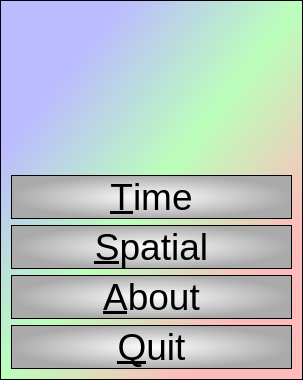
First picture: the form in qtmutualismbreakdownermenudialog.ui, repository richelbilderbeek/korter_project, before the edit.
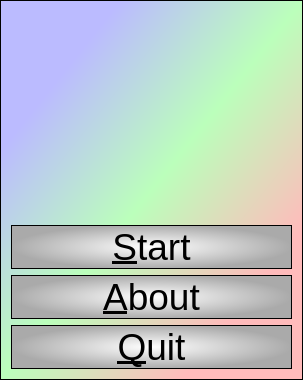
Second picture: the form after the edit. Icons and pictures are not drawn.

Commit message: Remove time plot

What changed in the file:
```diff
--- a/qtmutualismbreakdownermenudialog.ui
+++ b/qtmutualismbreakdownermenudialog.ui
@@ -54,17 +54,7 @@
    <item>
     <widget class="QPushButton" name="button_start_time">
      <property name="text">
-      <string>&amp;Time</string>
-     </property>
-     <property name="flat">
-      <bool>true</bool>
-     </property>
-    </widget>
-   </item>
-   <item>
-    <widget class="QPushButton" name="button_start_spatial">
-     <property name="text">
-      <string>&amp;Spatial</string>
+      <string>&amp;Start</string>
      </property>
      <property name="flat">
       <bool>true</bool>
```
Left out of the diff: 2 changed lines with no effect on the pictures. The commit also changes 9 other files.
